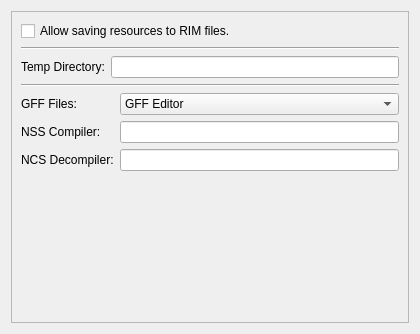
Above: ui/misc/settings/misc_widget.ui from NickHugi/PyKotor before the change. Below: the same form after it.
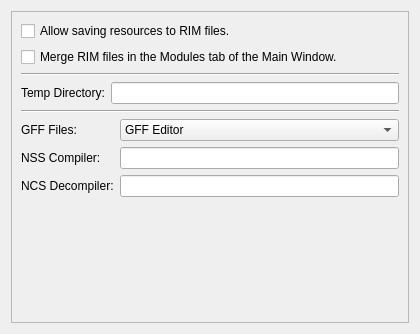
That is the form after the change.

Commit message: Add option to merge RIM files into one item the module tab

Diff of the .ui file:
```diff
--- a/ui/misc/settings/misc_widget.ui
+++ b/ui/misc/settings/misc_widget.ui
@@ -36,6 +36,13 @@
          </property>
         </widget>
        </item>
+       <item>
+        <widget class="QCheckBox" name="mergeRimCheck">
+         <property name="text">
+          <string>Merge RIM files in the Modules tab of the Main Window.</string>
+         </property>
+        </widget>
+       </item>
        <item>
         <widget class="Line" name="line">
          <property name="orientation">
```
The commit also changes 4 other files.
